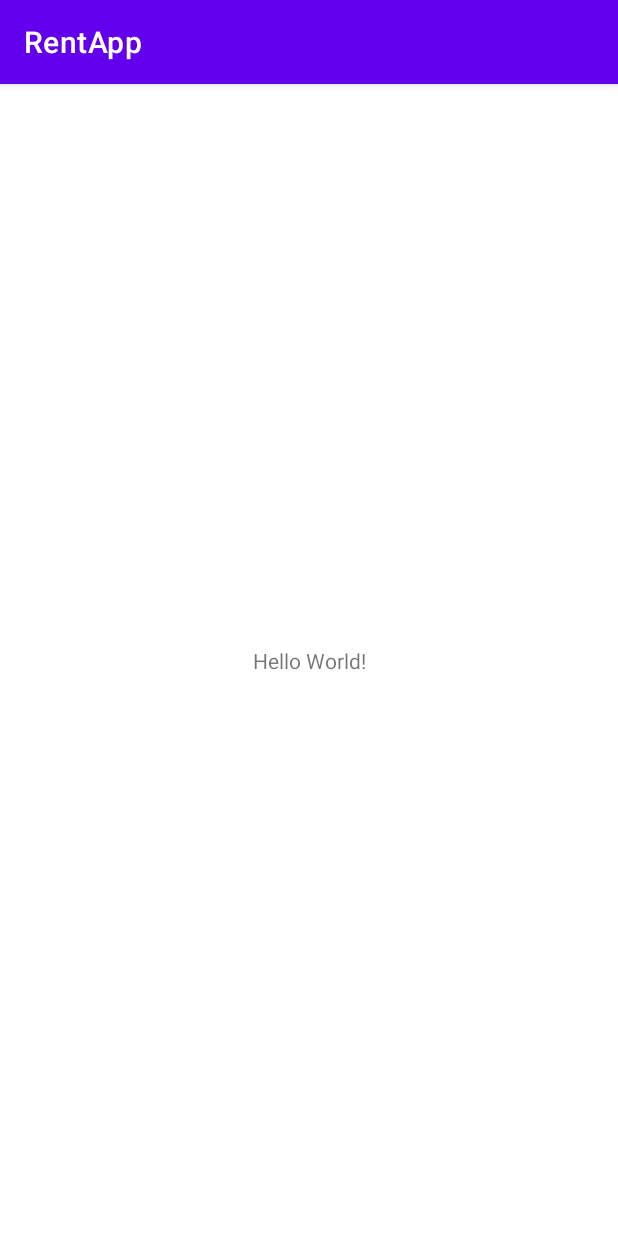
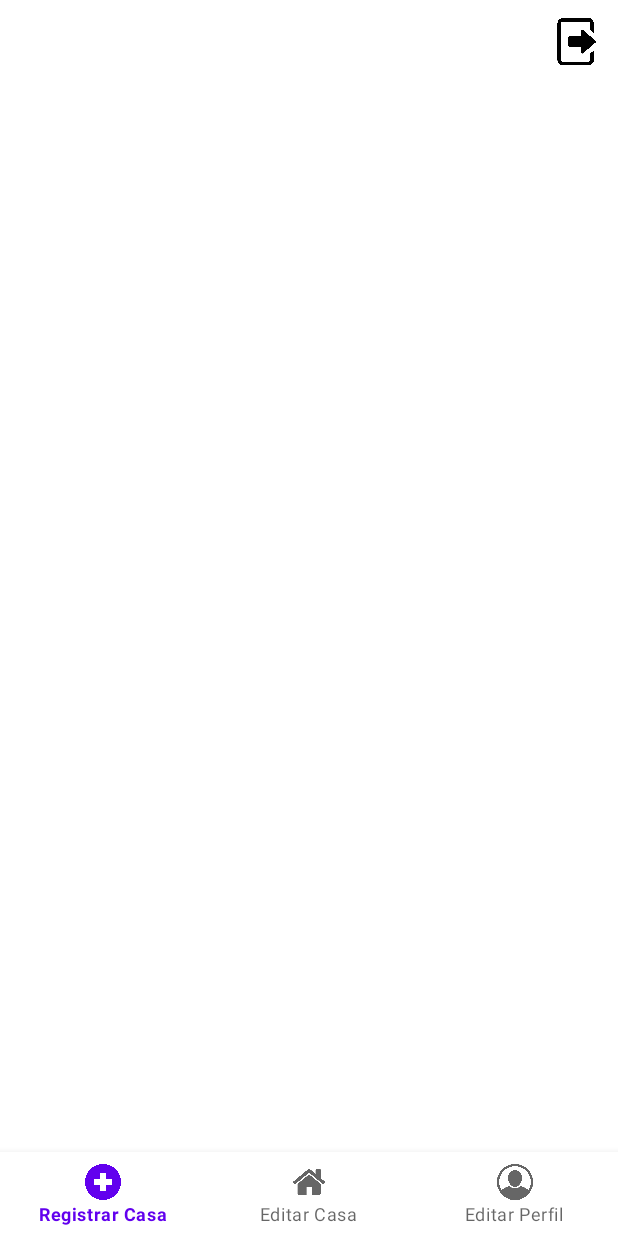
Before and after one commit to Marvin7u7/NewRentApp, an Android app: the screen it shows after launch (MainActivity), on a phone screen of 412 x 824 dp. Run offline under Robolectric (Android 15) with nearby library versions, the phone set to English and light mode, and no system bars.

Commit message:
Add Menus

```diff
--- a/app/src/main/res/layout/activity_main.xml
+++ b/app/src/main/res/layout/activity_main.xml
@@ -6,13 +6,19 @@
     android:layout_height="match_parent"
     tools:context=".MainActivity">
 
-    <TextView
-        android:layout_width="wrap_content"
+    <com.google.android.material.bottomnavigation.BottomNavigationView
+        android:layout_width="match_parent"
         android:layout_height="wrap_content"
-        android:text="Hello World!"
         app:layout_constraintBottom_toBottomOf="parent"
-        app:layout_constraintLeft_toLeftOf="parent"
-        app:layout_constraintRight_toRightOf="parent"
-        app:layout_constraintTop_toTopOf="parent" />
+        android:background="@color/white"
+        app:menu="@menu/menu_landlord"
+        />
+    <com.google.android.material.appbar.MaterialToolbar
+        android:layout_width="match_parent"
+        android:layout_height="wrap_content"
+        app:layout_constraintTop_toTopOf="parent"
+        app:menu="@menu/menu_toolbar"
+        />
+
 
 </androidx.constraintlayout.widget.ConstraintLayout>
--- /dev/null
+++ b/app/src/main/res/menu/menu_landlord.xml
@@ -0,0 +1,19 @@
+<?xml version="1.0" encoding="utf-8"?>
+<menu xmlns:android="http://schemas.android.com/apk/res/android">
+    <item
+        android:id="@+id/add_house"
+        android:icon="@drawable/ic_add_house"
+        android:title="@string/add_house" />
+
+    <item
+        android:id="@+id/edit_house"
+        android:icon="@drawable/ic_edit_house"
+        android:title="@string/edit_house" />
+
+    <item
+        android:id="@+id/edit_profile"
+        android:icon="@drawable/ic_user"
+        android:title="@string/edit_profile" />
+
+
+</menu>
--- /dev/null
+++ b/app/src/main/res/menu/menu_toolbar.xml
@@ -0,0 +1,10 @@
+<?xml version="1.0" encoding="utf-8"?>
+<menu xmlns:android="http://schemas.android.com/apk/res/android"
+    xmlns:app="http://schemas.android.com/apk/res-auto">
+    <item
+        android:id="@+id/log_out"
+        android:title="@string/log_out"
+        android:icon="@drawable/ic_log_out"
+        app:showAsAction="ifRoom"
+        />
+</menu>
--- a/app/src/main/res/values/strings.xml
+++ b/app/src/main/res/values/strings.xml
@@ -1,3 +1,8 @@
 <resources>
     <string name="app_name">RentApp</string>
+    <string name="add_house">Registrar Casa</string>
+    <string name="edit_house">Editar Casa</string>
+    <string name="edit_profile">Editar Perfil</string>
+    <string name="log_out">Cerrar Sesion</string>
+
 </resources>
--- a/app/src/main/res/values/themes.xml
+++ b/app/src/main/res/values/themes.xml
@@ -1,6 +1,6 @@
 <resources xmlns:tools="http://schemas.android.com/tools">
     <!-- Base application theme. -->
-    <style name="Theme.RentApp" parent="Theme.MaterialComponents.DayNight.DarkActionBar">
+    <style name="Theme.RentApp" parent="Theme.MaterialComponents.DayNight.NoActionBar">
         <!-- Primary brand color. -->
         <item name="colorPrimary">@color/purple_500</item>
         <item name="colorPrimaryVariant">@color/purple_700</item>
```
Also changed, not shown: app/src/main/res/drawable/ic_add_house.png (added), app/src/main/res/drawable/ic_edit_house.png (added), app/src/main/res/drawable/ic_log_out.png (added), app/src/main/res/drawable/ic_user.png (added).
